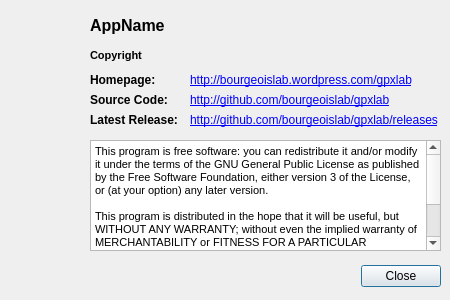
Old version of the form GPXLab/dialogs/dialog_about.ui in the repository BourgeoisLab/GPXLab.
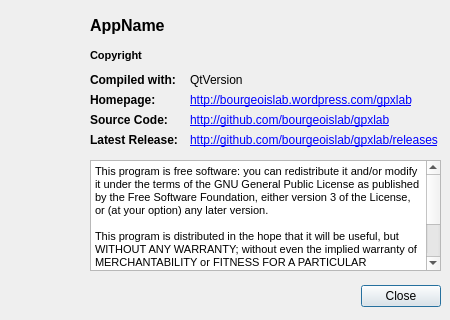
New version of the form. Icons and pictures are not drawn.

Diff of the .ui file:
```diff
--- a/GPXLab/dialogs/dialog_about.ui
+++ b/GPXLab/dialogs/dialog_about.ui
@@ -7,19 +7,19 @@
     <x>0</x>
     <y>0</y>
     <width>450</width>
-    <height>300</height>
+    <height>320</height>
    </rect>
   </property>
   <property name="minimumSize">
    <size>
     <width>450</width>
-    <height>300</height>
+    <height>320</height>
    </size>
   </property>
   <property name="maximumSize">
    <size>
     <width>450</width>
-    <height>300</height>
+    <height>320</height>
    </size>
   </property>
   <property name="windowTitle">
@@ -33,7 +33,7 @@
    <property name="geometry">
     <rect>
      <x>10</x>
-     <y>260</y>
+     <y>280</y>
      <width>431</width>
      <height>32</height>
     </rect>
@@ -97,13 +97,13 @@
    <property name="geometry">
     <rect>
      <x>90</x>
-     <y>140</y>
+     <y>160</y>
      <width>351</width>
      <height>111</height>
     </rect>
    </property>
    <property name="html">
-    <string>&lt;!DOCTYPE HTML PUBLIC &quot;-//W3C//DTD HTML 4.0//EN&quot; &quot;http://www.w3.org/TR/REC-html40/strict.dtd&quot;&gt;
+    <string notr="true">&lt;!DOCTYPE HTML PUBLIC &quot;-//W3C//DTD HTML 4.0//EN&quot; &quot;http://www.w3.org/TR/REC-html40/strict.dtd&quot;&gt;
 &lt;html&gt;&lt;head&gt;&lt;meta name=&quot;qrichtext&quot; content=&quot;1&quot; /&gt;&lt;style type=&quot;text/css&quot;&gt;
 p, li { white-space: pre-wrap; }
 &lt;/style&gt;&lt;/head&gt;&lt;body style=&quot; font-family:'MS Shell Dlg 2'; font-size:8.25pt; font-weight:400; font-style:normal;&quot;&gt;
@@ -111,7 +111,7 @@
 &lt;p style=&quot;-qt-paragraph-type:empty; margin-top:0px; margin-bottom:0px; margin-left:0px; margin-right:0px; -qt-block-indent:0; text-indent:0px; font-size:8pt;&quot;&gt;&lt;br /&gt;&lt;/p&gt;
 &lt;p style=&quot; margin-top:0px; margin-bottom:0px; margin-left:0px; margin-right:0px; -qt-block-indent:0; text-indent:0px;&quot;&gt;&lt;span style=&quot; font-size:8pt;&quot;&gt;This program is distributed in the hope that it will be useful, but WITHOUT ANY WARRANTY; without even the implied warranty of MERCHANTABILITY or FITNESS FOR A PARTICULAR PURPOSE.  See the GNU General Public License for more details.&lt;/span&gt;&lt;/p&gt;
 &lt;p style=&quot;-qt-paragraph-type:empty; margin-top:0px; margin-bottom:0px; margin-left:0px; margin-right:0px; -qt-block-indent:0; text-indent:0px; font-size:8pt;&quot;&gt;&lt;br /&gt;&lt;/p&gt;
-&lt;p style=&quot; margin-top:0px; margin-bottom:0px; margin-left:0px; margin-right:0px; -qt-block-indent:0; text-indent:0px;&quot;&gt;&lt;span style=&quot; font-size:8pt;&quot;&gt;You should have received a copy of the GNU General Public License along with this program.  If not, see &amp;lt;http://www.gnu.org/licenses/&amp;gt;.&lt;/span&gt;&lt;/p&gt;&lt;/body&gt;&lt;/html&gt;</string>
+&lt;p style=&quot; margin-top:0px; margin-bottom:0px; margin-left:0px; margin-right:0px; -qt-block-indent:0; text-indent:0px;&quot;&gt;&lt;span style=&quot; font-size:8pt;&quot;&gt;You should have received a copy of the GNU General Public License along with this program.  If not, see http://www.gnu.org/licenses.&lt;/span&gt;&lt;/p&gt;&lt;/body&gt;&lt;/html&gt;</string>
    </property>
   </widget>
   <widget class="QLabel" name="labelCopyright">
@@ -138,7 +138,7 @@
    <property name="geometry">
     <rect>
      <x>190</x>
-     <y>90</y>
+     <y>110</y>
      <width>251</width>
      <height>20</height>
     </rect>
@@ -151,7 +151,7 @@
    <property name="geometry">
     <rect>
      <x>90</x>
-     <y>70</y>
+     <y>90</y>
      <width>100</width>
      <height>20</height>
     </rect>
@@ -170,7 +170,7 @@
    <property name="geometry">
     <rect>
      <x>190</x>
-     <y>70</y>
+     <y>90</y>
      <width>251</width>
      <height>20</height>
     </rect>
@@ -183,7 +183,7 @@
    <property name="geometry">
     <rect>
      <x>90</x>
-     <y>90</y>
+     <y>110</y>
      <width>100</width>
      <height>20</height>
     </rect>
@@ -202,7 +202,7 @@
    <property name="geometry">
     <rect>
      <x>90</x>
-     <y>110</y>
+     <y>130</y>
      <width>100</width>
      <height>20</height>
     </rect>
@@ -221,7 +221,7 @@
    <property name="geometry">
     <rect>
      <x>190</x>
-     <y>110</y>
+     <y>130</y>
      <width>251</width>
      <height>20</height>
     </rect>
@@ -230,6 +230,38 @@
     <string>&lt;html&gt;&lt;head/&gt;&lt;body&gt;&lt;p&gt;&lt;a href=&quot;http://github.com/bourgeoislab/gpxlab/releases&quot;&gt;&lt;span style=&quot; text-decoration: underline; color:#0000ff;&quot;&gt;http://github.com/bourgeoislab/gpxlab/releases&lt;/span&gt;&lt;/a&gt;&lt;/p&gt;&lt;/body&gt;&lt;/html&gt;</string>
    </property>
   </widget>
+  <widget class="QLabel" name="label_7">
+   <property name="geometry">
+    <rect>
+     <x>90</x>
+     <y>70</y>
+     <width>100</width>
+     <height>20</height>
+    </rect>
+   </property>
+   <property name="font">
+    <font>
+     <weight>75</weight>
+     <bold>true</bold>
+    </font>
+   </property>
+   <property name="text">
+    <string>Compiled with:</string>
+   </property>
+  </widget>
+  <widget class="QLabel" name="labelQtVersion">
+   <property name="geometry">
+    <rect>
+     <x>190</x>
+     <y>70</y>
+     <width>100</width>
+     <height>20</height>
+    </rect>
+   </property>
+   <property name="text">
+    <string notr="true">QtVersion</string>
+   </property>
+  </widget>
  </widget>
  <resources/>
  <connections>
```
Left out of the diff: 4 changed lines with no effect on the pictures.
